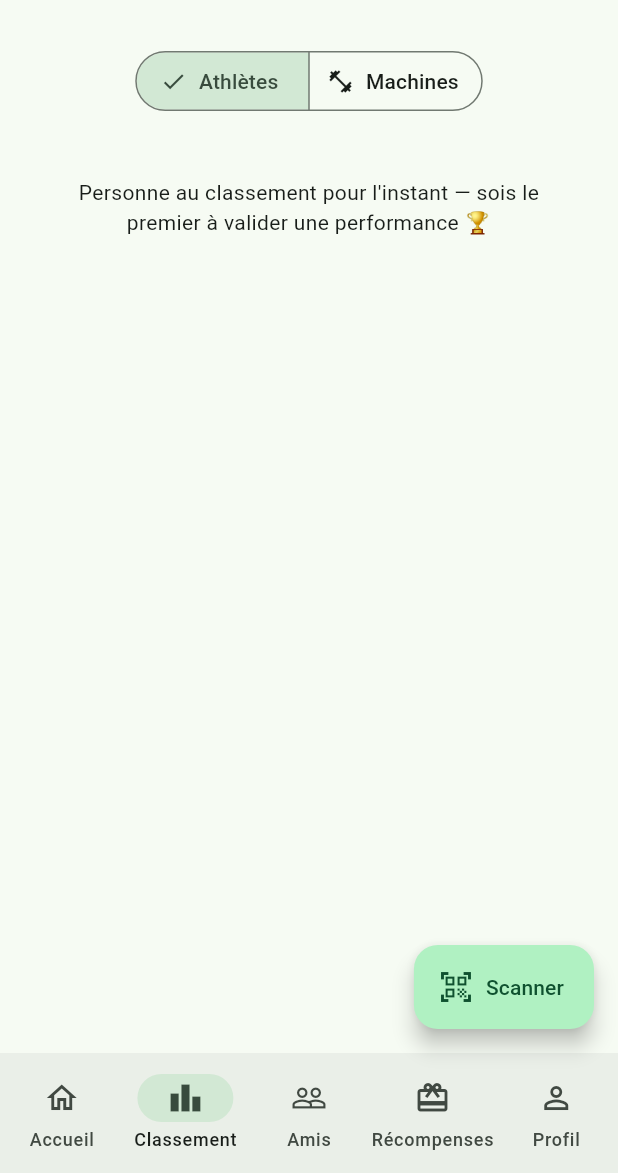
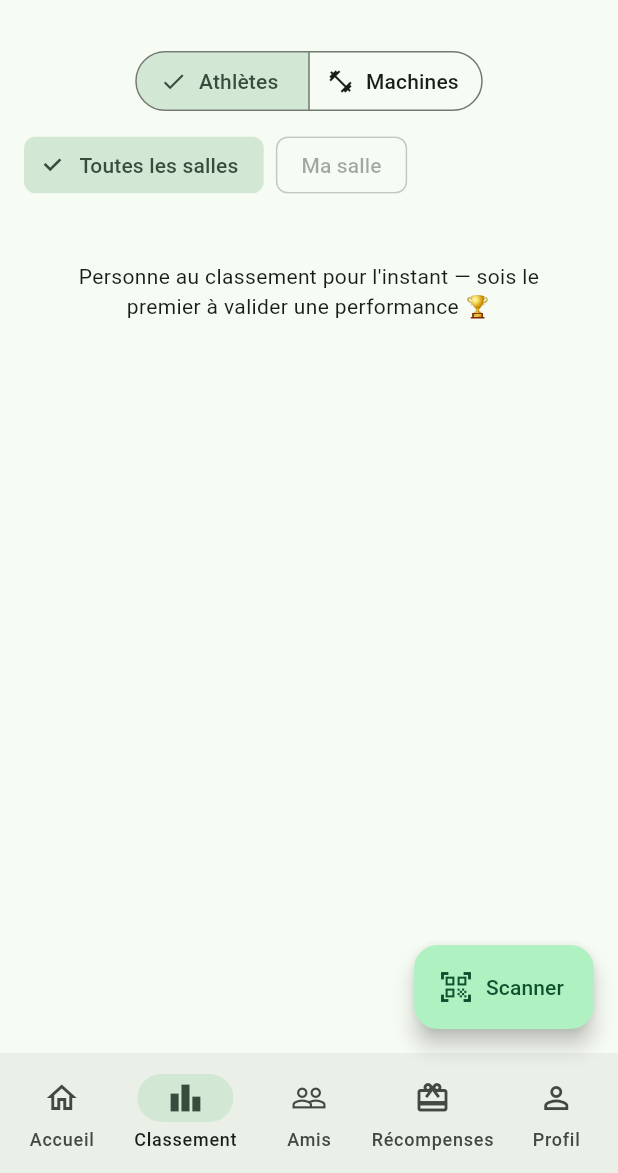
Before and after one commit to bramoulle91-boop/Gamification-Sport, a Flutter app: the screen it shows after launch, item 2 of the bottom bar chosen, on a phone screen of 412 x 824 dp, the part 63-1236 px from its top. Run offline on Flutter 3.47's test engine with Material 3 defaults, Android fonts, the phone set to English and light mode, and no system bars; our stand-ins replace camera, flutter_dotenv, flutter_map, flutter_riverpod, geolocator, go_router and 4 more; missing offline and left inert: mobile_scanner; accounts and stored records are empty.

Commit message:
Rend la carte des salles pleinement fonctionnelle
Tapoter une salle ouvre maintenant sa fiche complète : ses machines,
directement accessibles pour loguer une performance sans passer par le
scan QR. Ajoute un mode "Ajouter une salle" sur la carte (tape n'importe
où pour créer une nouvelle salle avec un nom).

Le classement (Athlètes et King of the Machine) se filtre maintenant par
"Toutes les salles" ou "Ma salle" (celle choisie sur la carte).

Migration 0010 : policy RLS autorisant tout utilisateur connecté à créer
une salle, colonne created_by sur gyms.

Co-Authored-By: Claude Sonnet 5 <noreply@anthropic.com>
Claude-Session: https://claude.ai/code/session_01LXMhoBwquwLS81CjS5uW5o

```diff
--- a/app/lib/router/app_router.dart
+++ b/app/lib/router/app_router.dart
@@ -4,6 +4,7 @@ import 'package:go_router/go_router.dart';
 import '../screens/auth/login_screen.dart';
 import '../screens/auth/signup_screen.dart';
 import '../screens/friends/friends_screen.dart';
+import '../screens/gyms/gym_detail_screen.dart';
 import '../screens/gyms/gym_map_screen.dart';
 import '../screens/home/home_screen.dart';
 import '../screens/home/main_shell.dart';
@@ -59,6 +60,10 @@ final appRouterProvider = Provider<GoRouter>((ref) {
       GoRoute(path: '/programs/create', builder: (context, state) => const CreateProgramScreen()),
       GoRoute(path: '/gyms/map', builder: (context, state) => const GymMapScreen()),
       GoRoute(
+        path: '/gyms/:gymId',
+        builder: (context, state) => GymDetailScreen(gymId: state.pathParameters['gymId']!),
+      ),
+      GoRoute(
         path: '/log-performance/:machineId',
         builder: (context, state) => LogPerformanceScreen(
           machineId: state.pathParameters['machineId']!,
--- a/app/lib/screens/leaderboard/leaderboard_screen.dart
+++ b/app/lib/screens/leaderboard/leaderboard_screen.dart
@@ -5,12 +5,12 @@ import '../../models/machine_king_model.dart';
 import '../../models/user_model.dart';
 import '../../services/providers.dart';
 
-final _topUsersProvider = FutureProvider<List<UserModel>>((ref) {
-  return ref.watch(leaderboardServiceProvider).fetchTopUsers();
+final _topUsersProvider = FutureProvider.family<List<UserModel>, String?>((ref, gymId) {
+  return ref.watch(leaderboardServiceProvider).fetchTopUsers(gymId: gymId);
 });
 
-final _machineKingsProvider = FutureProvider<List<MachineKingModel>>((ref) {
-  return ref.watch(machineKingServiceProvider).fetchMachineKings();
+final _machineKingsProvider = FutureProvider.family<List<MachineKingModel>, String?>((ref, gymId) {
+  return ref.watch(machineKingServiceProvider).fetchMachineKings(gymId: gymId);
 });
 
 const _medals = ['🥇', '🥈', '🥉'];
@@ -24,9 +24,14 @@ class LeaderboardScreen extends ConsumerStatefulWidget {
 
 class _LeaderboardScreenState extends ConsumerState<LeaderboardScreen> {
   int _segment = 0;
+  bool _myGymOnly = false;
 
   @override
   Widget build(BuildContext context) {
+    final myGymAsync = ref.watch(myGymProvider);
+    final myGym = myGymAsync.valueOrNull;
+    final filterGymId = _myGymOnly ? myGym?.id : null;
+
     return Scaffold(
       appBar: AppBar(title: const Text('Classement')),
       body: Column(
@@ -42,7 +47,31 @@ class _LeaderboardScreenState extends ConsumerState<LeaderboardScreen> {
               onSelectionChanged: (s) => setState(() => _segment = s.first),
             ),
           ),
-          Expanded(child: _segment == 0 ? const _AthletesTab() : const _MachinesTab()),
+          Padding(
+            padding: const EdgeInsets.fromLTRB(16, 0, 16, 8),
+            child: Row(
+              children: [
+                ChoiceChip(
+                  label: const Text('Toutes les salles'),
+                  selected: !_myGymOnly,
+                  onSelected: (_) => setState(() => _myGymOnly = false),
+                ),
+                const SizedBox(width: 8),
+                ChoiceChip(
+                  label: Text(myGym != null ? 'Ma salle (${myGym.name})' : 'Ma salle'),
+                  selected: _myGymOnly,
+                  onSelected: myGym == null
+                      ? null
+                      : (_) => setState(() => _myGymOnly = true),
+                ),
+              ],
+            ),
+          ),
+          Expanded(
+            child: _segment == 0
+                ? _AthletesTab(gymId: filterGymId)
+                : _MachinesTab(gymId: filterGymId),
+          ),
         ],
       ),
     );
@@ -50,26 +79,30 @@ class _LeaderboardScreenState extends ConsumerState<LeaderboardScreen> {
 }
 
 class _AthletesTab extends ConsumerWidget {
-  const _AthletesTab();
+  const _AthletesTab({required this.gymId});
+
+  final String? gymId;
 
   @override
   Widget build(BuildContext context, WidgetRef ref) {
-    final usersAsync = ref.watch(_topUsersProvider);
+    final usersAsync = ref.watch(_topUsersProvider(gymId));
     final myId = ref.watch(currentUserIdProvider);
 
     return usersAsync.when(
       loading: () => const Center(child: CircularProgressIndicator()),
       error: (err, _) => Center(child: Text('Erreur : $err')),
       data: (users) => RefreshIndicator(
-        onRefresh: () async => ref.invalidate(_topUsersProvider),
+        onRefresh: () async => ref.invalidate(_topUsersProvider(gymId)),
         child: users.isEmpty
             ? ListView(
-                children: const [
+                children: [
                   Padding(
-                    padding: EdgeInsets.all(32),
+                    padding: const EdgeInsets.all(32),
                     child: Center(
                       child: Text(
-                        "Personne au classement pour l'instant — sois le premier à valider une performance 🏆",
+                        gymId != null
+                            ? "Personne de cette salle au classement pour l'instant."
+                            : "Personne au classement pour l'instant — sois le premier à valider une performance 🏆",
                         textAlign: TextAlign.center,
                       ),
                     ),
@@ -103,18 +136,20 @@ class _AthletesTab extends ConsumerWidget {
 }
 
 class _MachinesTab extends ConsumerWidget {
-  const _MachinesTab();
+  const _MachinesTab({required this.gymId});
+
+  final String? gymId;
 
   @override
   Widget build(BuildContext context, WidgetRef ref) {
-    final kingsAsync = ref.watch(_machineKingsProvider);
+    final kingsAsync = ref.watch(_machineKingsProvider(gymId));
     final isLoggedIn = ref.watch(currentUserIdProvider) != null;
 
     return kingsAsync.when(
       loading: () => const Center(child: CircularProgressIndicator()),
       error: (err, _) => Center(child: Text('Erreur : $err')),
       data: (machines) => RefreshIndicator(
-        onRefresh: () async => ref.invalidate(_machineKingsProvider),
+        onRefresh: () async => ref.invalidate(_machineKingsProvider(gymId)),
         child: machines.isEmpty
             ? ListView(
                 children: const [
```
Also changed, not shown: app/lib/screens/gyms/gym_detail_screen.dart (added, +110 -0 lines), app/lib/screens/gyms/gym_map_screen.dart (+105 -45 lines), app/lib/services/gym_service.dart (+31 -0 lines), app/lib/services/leaderboard_service.dart (+6 -6 lines), app/lib/services/machine_king_service.dart (+6 -2 lines), 1 other file.
